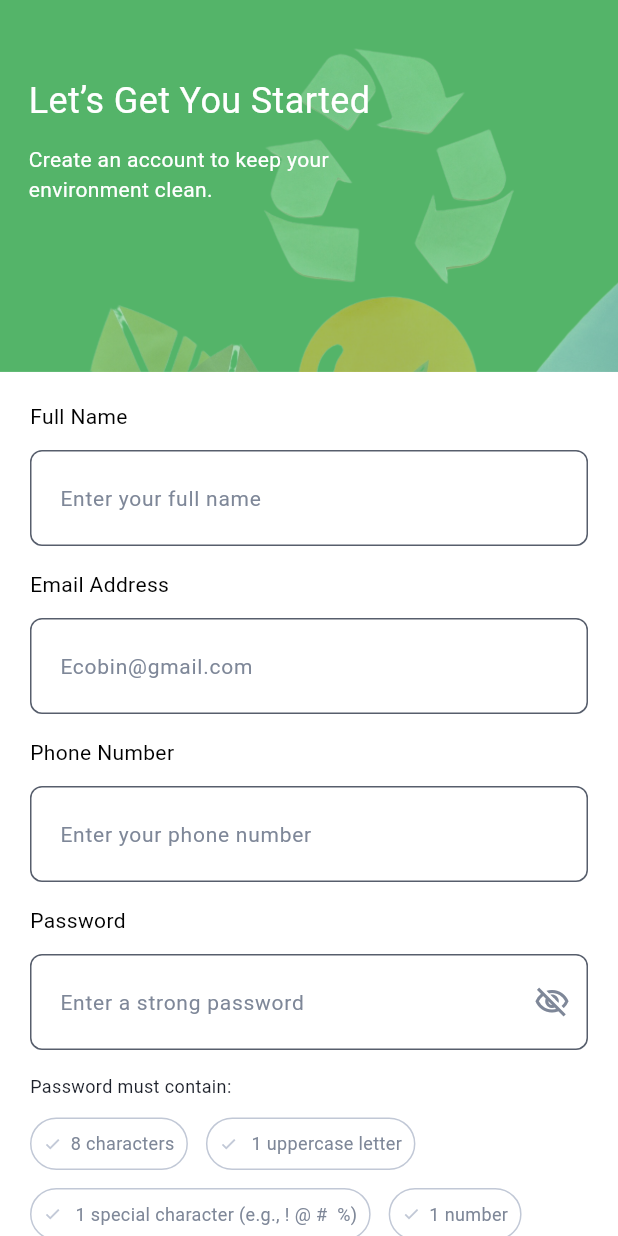
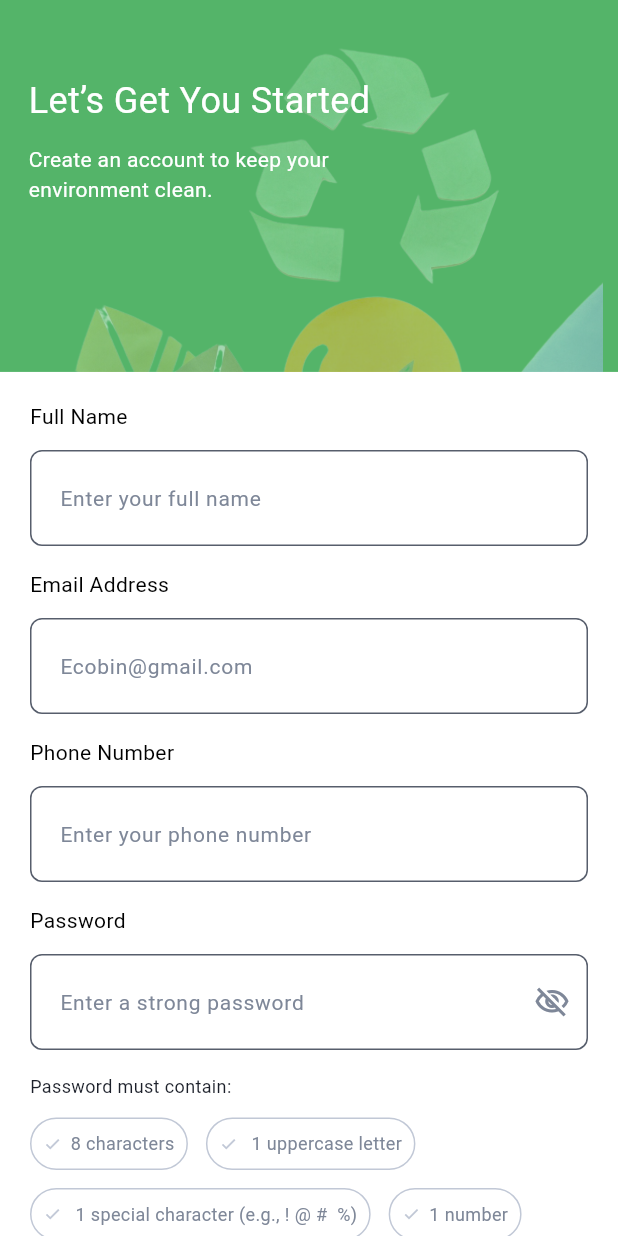
Before and after one commit to Bewizi/EcoBin_Frontend, a Flutter app: the SignUp screen opened by its route, on a phone screen of 412 x 824 dp. Run offline on Flutter 3.47's test engine with Material 3 defaults, Android fonts, the phone set to English and light mode, and no system bars; our stand-ins replace device_preview, dio, equatable, flutter_bloc, flutter_screenutil, flutter_svg and 4 more; accounts and stored records are empty.

Commit message:
fix:wrapped image with expanded

```diff
--- a/lib/features/auth/presentation/pages/signUp/sign_up.dart
+++ b/lib/features/auth/presentation/pages/signUp/sign_up.dart
@@ -100,8 +100,10 @@ class _SignUpState extends State<SignUp> with SuccessMessageBottomSheet {
                         Row(
                           mainAxisAlignment: MainAxisAlignment.end,
                           children: [
-                            ClipRRect(
-                              child: Image.asset(AppImages.kPaperRecycle),
+                            Expanded(
+                              child: ClipRRect(
+                                child: Image.asset(AppImages.kPaperRecycle),
+                              ),
                             ),
                           ],
                         ),
```
